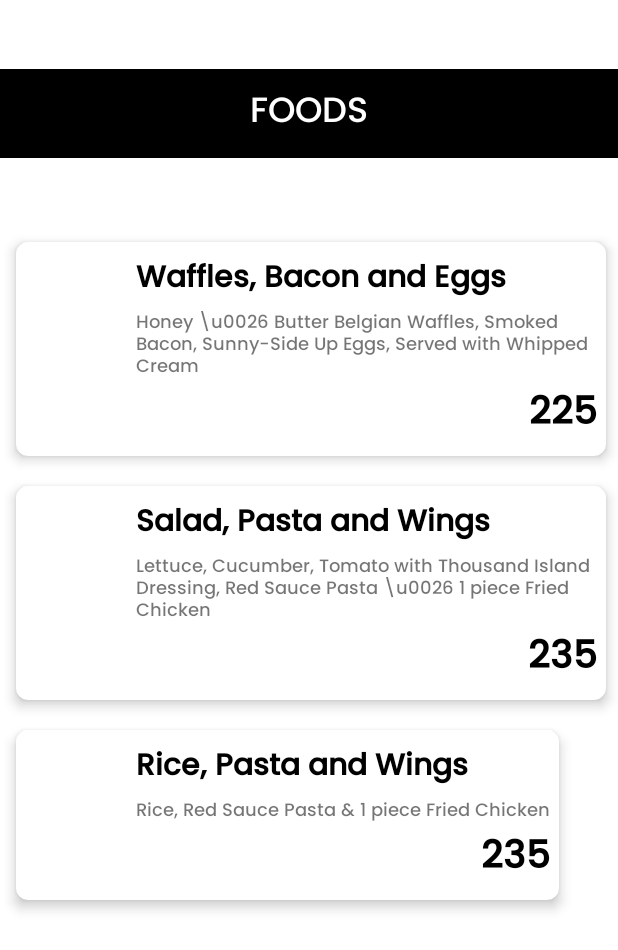
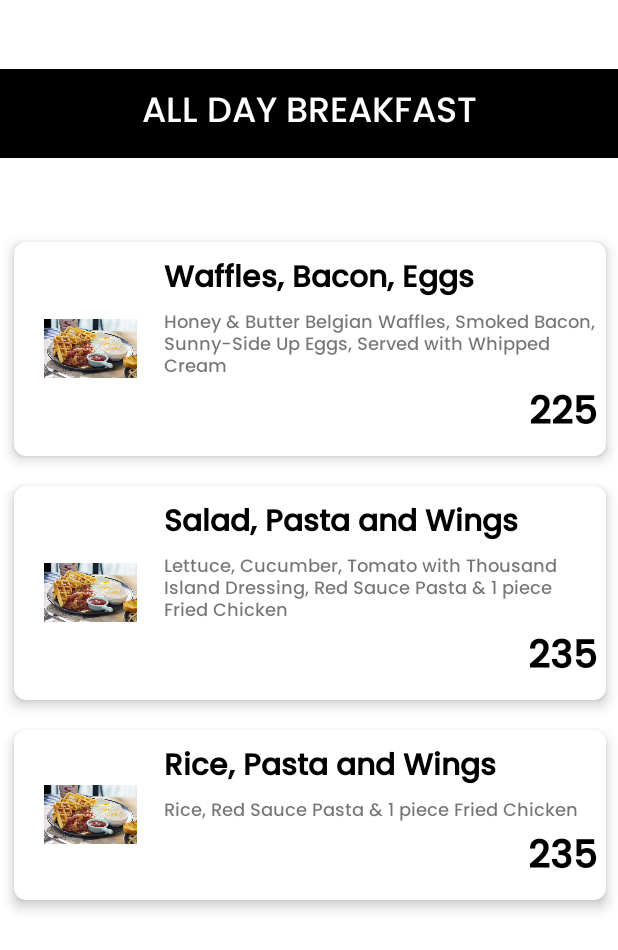
Before and after one commit to chrstntrl/DCA-Signature, an Android app: the food_sec screen opened directly, with no data from a screen before it, on a phone screen of 412 x 824 dp. Shown: the top 950 px of the screen. Run offline under Robolectric (Android 15) with nearby library versions, the phone set to English and light mode, and no system bars.

Commit message:
Cardview Fixed

```diff
--- a/app/src/main/java/com/example/dca/FoodListElement.java
+++ b/app/src/main/java/com/example/dca/FoodListElement.java
@@ -19,7 +19,8 @@ public class FoodListElement {
     public String desc;
     public String price;
 
-    public FoodListElement(String name, String desc, String price) {
+    public FoodListElement(Drawable pic1, String name, String desc, String price) {
+        this.pic1 = pic1;
         this.name = name;
         this.desc = desc;
         this.price = price;
--- a/app/src/main/java/com/example/dca/food_sec.java
+++ b/app/src/main/java/com/example/dca/food_sec.java
@@ -1,10 +1,13 @@
 package com.example.dca;
 
 import androidx.appcompat.app.AppCompatActivity;
+import androidx.core.content.ContextCompat;
 import androidx.recyclerview.widget.LinearLayoutManager;
 import androidx.recyclerview.widget.ListAdapter;
 import androidx.recyclerview.widget.RecyclerView;
 
+import android.content.Intent;
+import android.graphics.drawable.Drawable;
 import android.os.Bundle;
 
 import java.util.ArrayList;
@@ -22,11 +25,19 @@ public class food_sec extends AppCompatActivity {
         init();
     }
 
+    @Override
+    public void onBackPressed() {
+        Intent intent = new Intent(this, MainActivity.class);
+        startActivity(intent);
+        finish();
+    }
+
     public void init() {
         elements = new ArrayList<>();
-        elements.add(new FoodListElement("Waffles, Bacon and Eggs", "Honey \\u0026 Butter Belgian Waffles, Smoked Bacon, Sunny-Side Up Eggs, Served with Whipped Cream", "225"));
-        elements.add(new FoodListElement("Salad, Pasta and Wings", "Lettuce, Cucumber, Tomato with Thousand Island Dressing, Red Sauce Pasta \\u0026 1 piece Fried Chicken ", "235"));
-        elements.add(new FoodListElement("Rice, Pasta and Wings", "Rice, Red Sauce Pasta & 1 piece Fried Chicken", "235"));
+        Drawable allday = ContextCompat.getDrawable(this, R.drawable.allday);
+        elements.add(new FoodListElement(allday, "Waffles, Bacon, Eggs",  "Honey & Butter Belgian Waffles, Smoked Bacon, Sunny-Side Up Eggs, Served with Whipped Cream", "225"));
+        elements.add(new FoodListElement(allday, "Salad, Pasta and Wings", "Lettuce, Cucumber, Tomato with Thousand Island Dressing, Red Sauce Pasta & 1 piece Fried Chicken ", "235"));
+        elements.add(new FoodListElement(allday, "Rice, Pasta and Wings", "Rice, Red Sauce Pasta & 1 piece Fried Chicken", "235"));
 
         FoodListAdapter listAdapter = new FoodListAdapter(elements, this);
         RecyclerView recyclerView = findViewById(R.id.foodsRecyclerView);
--- a/app/src/main/res/layout/activity_food_sec.xml
+++ b/app/src/main/res/layout/activity_food_sec.xml
@@ -5,6 +5,7 @@
     android:id="@+id/foodsLayout"
     android:layout_width="match_parent"
     android:layout_height="match_parent"
+
     tools:context=".food_sec">
 
     <TextView
@@ -17,7 +18,7 @@
         android:gravity="center"
         android:minHeight="48dp"
         android:padding="10dp"
-        android:text="FOODS"
+        android:text="@string/all_day_breakfast_title"
         android:textColor="@color/white"
         android:textSize="23dp"
         app:layout_constraintBottom_toBottomOf="parent"
@@ -27,7 +28,7 @@
 
     <androidx.recyclerview.widget.RecyclerView
         android:id="@+id/foodsRecyclerView"
-        android:layout_width="409dp"
+        android:layout_width="match_parent"
         android:layout_height="671dp"
         android:layout_marginStart="1dp"
         android:layout_marginTop="10dp"
@@ -37,7 +38,8 @@
         app:layout_constraintHorizontal_bias="1.0"
         app:layout_constraintStart_toStartOf="parent"
         app:layout_constraintTop_toBottomOf="@+id/food_sec_title"
-        app:layout_constraintVertical_bias="1.0" />
+        app:layout_constraintVertical_bias="1.0"
+        android:foregroundGravity="center_horizontal"/>
 
 
 </androidx.constraintlayout.widget.ConstraintLayout>
--- a/app/src/main/res/layout/activity_main.xml
+++ b/app/src/main/res/layout/activity_main.xml
@@ -130,6 +130,7 @@
 
 
                         <LinearLayout
+                            android:id="@+id/rice_layout"
                             android:layout_width="wrap_content"
                             android:layout_height="wrap_content"
                             android:layout_gravity="center_vertical|center_horizontal"
@@ -344,6 +345,7 @@
                         app:cardElevation="8dp">
 
                         <LinearLayout
+                            android:id="@+id/angus_layout"
                             android:layout_width="wrap_content"
                             android:layout_height="wrap_content"
                             android:layout_gravity="center_vertical|center_horizontal"
--- a/app/src/main/res/layout/foods_list_elements.xml
+++ b/app/src/main/res/layout/foods_list_elements.xml
@@ -7,30 +7,33 @@
     android:animateLayoutChanges="true"
     app:cardCornerRadius="8dp"
     app:cardElevation="5dp"
-    app:cardUseCompatPadding="true">
+    app:cardUseCompatPadding="true"
+    android:layout_gravity="center_horizontal"
+    >
 
     <LinearLayout
         android:layout_width="match_parent"
         android:layout_height="wrap_content"
         android:animateLayoutChanges="true"
-        android:orientation="vertical">
+        android:orientation="vertical"
+        android:layoutMode="opticalBounds">
         <RelativeLayout
             android:layout_width="match_parent"
             android:layout_height="wrap_content"
             android:padding="6dp">
+
             <ImageView
                 android:id="@+id/pic1"
-                android:layout_width="70dp"
+                android:layout_width="90dp"
                 android:layout_height="70dp"
                 android:layout_alignParentStart="true"
                 android:layout_centerVertical="true"
                 android:foregroundGravity="center"
                 android:paddingLeft="14dp"
-                android:paddingRight="14dp"
-                android:layout_alignParentLeft="true"/>
+                android:paddingRight="14dp"/>
             <LinearLayout
                 android:id="@+id/LinearLayout1"
-                android:layout_width="wrap_content"
+                android:layout_width="match_parent"
                 android:layout_height="wrap_content"
                 android:layout_alignParentTop="true"
                 android:layout_marginStart="4dp"
--- a/app/src/main/res/values/strings.xml
+++ b/app/src/main/res/values/strings.xml
@@ -51,4 +51,7 @@
     <string name="edit_username">Username</string>
     <string name="edit_password">Password</string>
     <string name="save_btn">Save</string>
+    <string name="angus_beef_franks">ANGUS BEEF FRANKS</string>
+    <string name="all_day_breakfast_title">ALL DAY BREAKFAST</string>
+    <string name="ricemeals">RICE MEAL</string>
 </resources>
```
Also changed, not shown: app/src/main/AndroidManifest.xml (+7 -1 lines), app/src/main/java/com/example/dca/MainActivity.java (+16 -1 lines), app/src/main/java/com/example/dca/angus_beef.java (added, +47 -0 lines), app/src/main/java/com/example/dca/rice_meals.java (added, +48 -0 lines), app/src/main/res/layout/activity_angus_beef.xml (added, +43 -0 lines), app/src/main/res/layout/activity_rice_meals.xml (added, +41 -0 lines), 308 other files.
